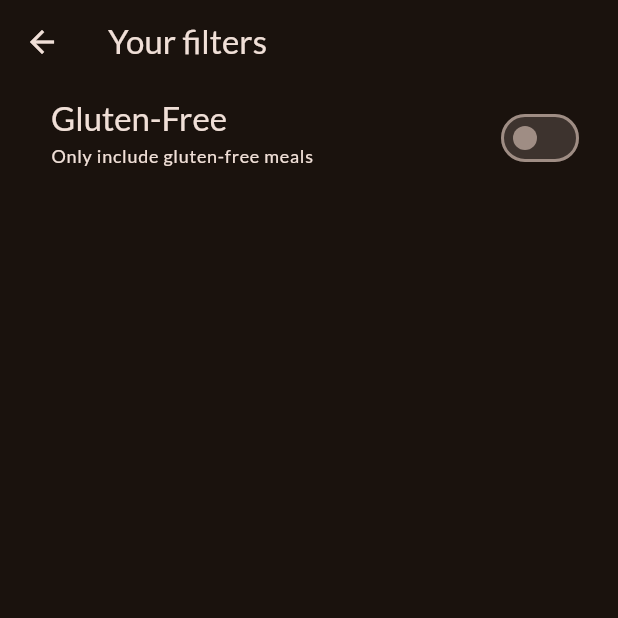
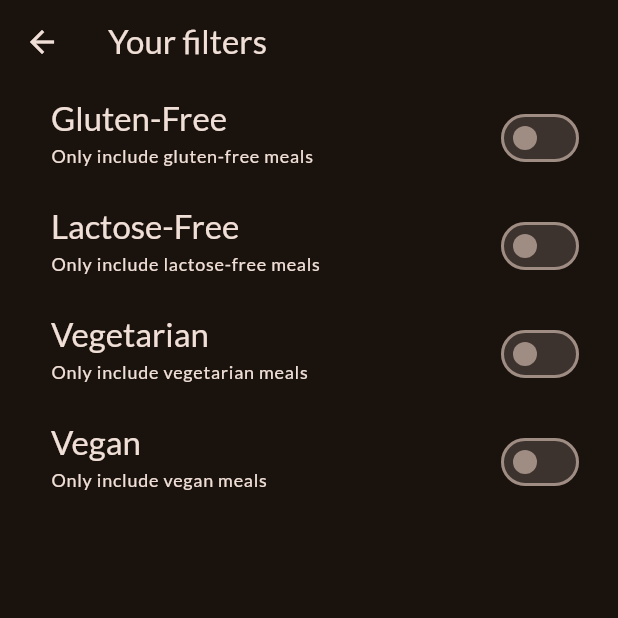
Before and after one commit to Navid-Rahman/Meals-App-Flutter, a Flutter app: the FilterScreen screen opened directly, on a phone screen of 412 x 824 dp, the top half of it. Run offline on Flutter 3.47's test engine with Material 2 defaults, Android fonts, the phone set to English and light mode, and no system bars; our stand-ins replace google_fonts, transparent_image.

Commit message:
Filter items updated

```diff
--- a/lib/screens/filters.dart
+++ b/lib/screens/filters.dart
@@ -1,4 +1,6 @@
 import 'package:flutter/material.dart';
+// import 'package:meals_app/screens/tabs.dart';
+// import 'package:meals_app/widgets/main_drawer.dart';
 
 class FilterScreen extends StatefulWidget {
   const FilterScreen({super.key});
@@ -9,6 +11,9 @@ class FilterScreen extends StatefulWidget {
 
 class _FilterScreenState extends State<FilterScreen> {
   var _glutenFreeFilteredSet = false;
+  var _lactoseFreeFilteredSet = false;
+  var _vegetarianFreeFilteredSet = false;
+  var _veganFreeFilteredSet = false;
 
   @override
   Widget build(BuildContext context) {
@@ -16,8 +21,21 @@ class _FilterScreenState extends State<FilterScreen> {
       appBar: AppBar(
         title: const Text('Your filters'),
       ),
+      // drawer: MainDrawer(
+      //   onSelectScreen: (identifier) {
+      //     Navigator.of(context).pop();
+      //     if (identifier == 'meals') {
+      //       Navigator.of(context).pushReplacement(
+      //         MaterialPageRoute(
+      //           builder: (context) => const TabsScreen(),
+      //         ),
+      //       );
+      //     }
+      //   },
+      // ),
       body: Column(
         children: [
+          //! Outsource this code
           SwitchListTile(
             value: _glutenFreeFilteredSet,
             onChanged: (isChecked) {
@@ -26,7 +44,7 @@ class _FilterScreenState extends State<FilterScreen> {
               });
             },
             title: Text(
-              'Gluten-Free',
+              'Gluten-Free ',
               style: Theme.of(context).textTheme.titleLarge!.copyWith(
                     color: Theme.of(context).colorScheme.onBackground,
                   ),
@@ -43,6 +61,87 @@ class _FilterScreenState extends State<FilterScreen> {
               right: 22,
             ),
           ),
+
+          //! Outsource this code
+          SwitchListTile(
+            value: _lactoseFreeFilteredSet,
+            onChanged: (isChecked) {
+              setState(() {
+                _lactoseFreeFilteredSet = isChecked;
+              });
+            },
+            title: Text(
+              'Lactose-Free ',
+              style: Theme.of(context).textTheme.titleLarge!.copyWith(
+                    color: Theme.of(context).colorScheme.onBackground,
+                  ),
+            ),
+            subtitle: Text(
+              'Only include lactose-free meals',
+              style: Theme.of(context).textTheme.labelMedium!.copyWith(
+                    color: Theme.of(context).colorScheme.onBackground,
+                  ),
+            ),
+            activeColor: Theme.of(context).colorScheme.tertiary,
+            contentPadding: const EdgeInsets.only(
+              left: 34,
+              right: 22,
+            ),
+          ),
+
+          //! Outsource this code
+          SwitchListTile(
+            value: _vegetarianFreeFilteredSet,
+            onChanged: (isChecked) {
+              setState(() {
+                _vegetarianFreeFilteredSet = isChecked;
+              });
+            },
+            title: Text(
+              'Vegetarian',
+              style: Theme.of(context).textTheme.titleLarge!.copyWith(
+                    color: Theme.of(context).colorScheme.onBackground,
+                  ),
+            ),
+            subtitle: Text(
+              'Only include vegetarian meals',
+              style: Theme.of(context).textTheme.labelMedium!.copyWith(
+                    color: Theme.of(context).colorScheme.onBackground,
+                  ),
+            ),
+            activeColor: Theme.of(context).colorScheme.tertiary,
+            contentPadding: const EdgeInsets.only(
+              left: 34,
+              right: 22,
+            ),
+          ),
+
+          //! Outsource this code
+          SwitchListTile(
+            value: _veganFreeFilteredSet,
+            onChanged: (isChecked) {
+              setState(() {
+                _veganFreeFilteredSet = isChecked;
+              });
+            },
+            title: Text(
+              'Vegan',
+              style: Theme.of(context).textTheme.titleLarge!.copyWith(
+                    color: Theme.of(context).colorScheme.onBackground,
+                  ),
+            ),
+            subtitle: Text(
+              'Only include vegan meals',
+              style: Theme.of(context).textTheme.labelMedium!.copyWith(
+                    color: Theme.of(context).colorScheme.onBackground,
+                  ),
+            ),
+            activeColor: Theme.of(context).colorScheme.tertiary,
+            contentPadding: const EdgeInsets.only(
+              left: 34,
+              right: 22,
+            ),
+          ),
         ],
       ),
     );
--- a/lib/screens/meal_details.dart
+++ b/lib/screens/meal_details.dart
@@ -1,5 +1,4 @@
 // ignore_for_file: public_member_api_docs, sort_constructors_first
-import 'dart:ffi';
 
 import 'package:flutter/material.dart';
 
--- a/lib/screens/tabs.dart
+++ b/lib/screens/tabs.dart
@@ -1,6 +1,7 @@
 import 'package:flutter/material.dart';
 import 'package:meals_app/models/meal.dart';
 import 'package:meals_app/screens/categories.dart';
+import 'package:meals_app/screens/filters.dart';
 import 'package:meals_app/screens/meals.dart';
 import 'package:meals_app/widgets/main_drawer.dart';
 
@@ -47,9 +48,13 @@ class _TabsScreenState extends State<TabsScreen> {
   }
 
   void _setScreen(String identifier) {
+    Navigator.of(context).pop();
     if (identifier == 'filters') {
-    } else {
-      Navigator.of(context).pop();
+      Navigator.of(context).push(
+        MaterialPageRoute(
+          builder: (context) => const FilterScreen(),
+        ),
+      );
     }
   }
 
```
